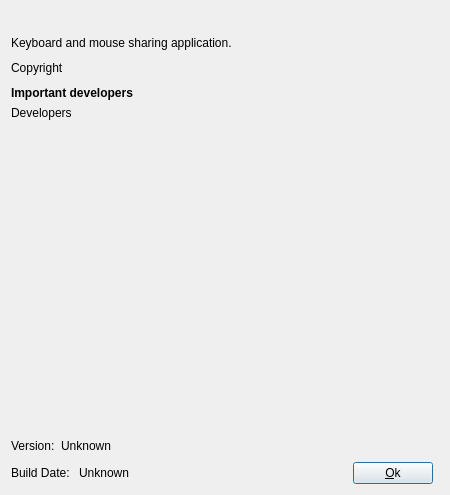
Qt form src/gui/src/AboutDialogBase.ui (deskflow/deskflow) before a commit.
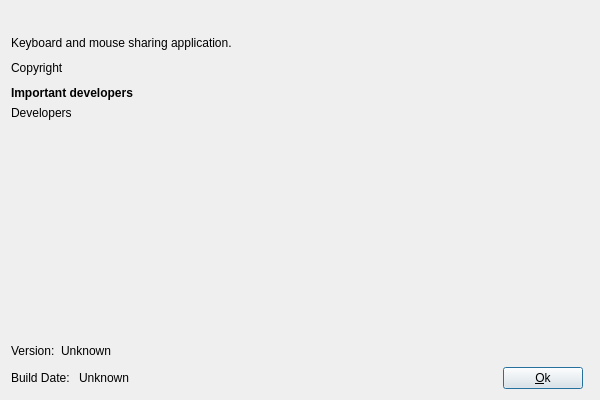
The same form after that commit. Icons and pictures are not drawn.

The edit to the form file:
```diff
--- a/src/gui/src/AboutDialogBase.ui
+++ b/src/gui/src/AboutDialogBase.ui
@@ -12,28 +12,10 @@
    <rect>
     <x>0</x>
     <y>0</y>
-    <width>450</width>
-    <height>495</height>
+    <width>600</width>
+    <height>400</height>
    </rect>
   </property>
-  <property name="sizePolicy">
-   <sizepolicy hsizetype="Preferred" vsizetype="Preferred">
-    <horstretch>0</horstretch>
-    <verstretch>0</verstretch>
-   </sizepolicy>
-  </property>
-  <property name="minimumSize">
-   <size>
-    <width>450</width>
-    <height>495</height>
-   </size>
-  </property>
-  <property name="maximumSize">
-   <size>
-    <width>450</width>
-    <height>495</height>
-   </size>
-  </property>
   <property name="windowTitle">
    <string>About Synergy</string>
   </property>
@@ -90,7 +72,6 @@
     <widget class="QLabel" name="m_pTitleLabel">
      <property name="font">
       <font>
-       <weight>75</weight>
        <bold>true</bold>
       </font>
      </property>
@@ -161,6 +142,9 @@
      <property name="text">
       <string>Developers</string>
      </property>
+     <property name="textFormat">
+      <enum>Qt::RichText</enum>
+     </property>
      <property name="wordWrap">
       <bool>true</bool>
      </property>
```
